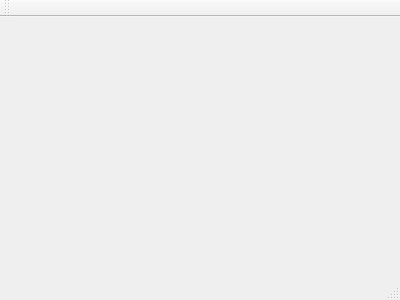
First picture: the form in mainwindow.ui, repository AntonHorbach/files_transmitter, before the edit.
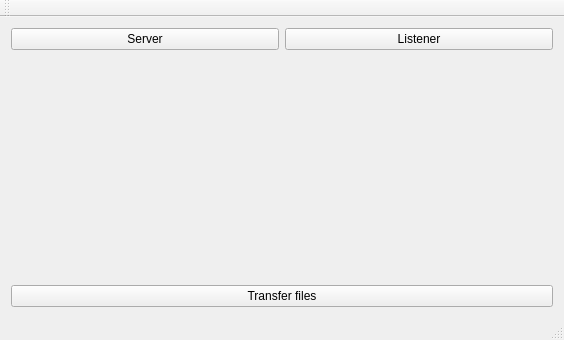
Second picture: the form after the edit.

```diff
--- a/mainwindow.ui
+++ b/mainwindow.ui
@@ -1,24 +1,70 @@
 <ui version="4.0">
  <class>MainWindow</class>
- <widget class="QMainWindow" name="MainWindow" >
-  <property name="geometry" >
+ <widget class="QMainWindow" name="MainWindow">
+  <property name="geometry">
    <rect>
     <x>0</x>
     <y>0</y>
-    <width>400</width>
-    <height>300</height>
+    <width>564</width>
+    <height>340</height>
    </rect>
   </property>
   <property name="windowTitle" >
    <string>MainWindow</string>
   </property>
-  <widget class="QMenuBar" name="menuBar" />
-  <widget class="QToolBar" name="mainToolBar" />
-  <widget class="QWidget" name="centralWidget" />
-  <widget class="QStatusBar" name="statusBar" />
+  <widget class="QWidget" name="centralWidget">
+   <layout class="QGridLayout" name="gridLayout">
+    <item row="0" column="1">
+     <widget class="QPushButton" name="listener_button">
+      <property name="text">
+       <string>Listener</string>
+      </property>
+     </widget>
+    </item>
+    <item row="0" column="0">
+     <widget class="QPushButton" name="server_button">
+      <property name="text">
+       <string>Server</string>
+      </property>
+     </widget>
+    </item>
+    <item row="2" column="0" colspan="2">
+     <widget class="QPushButton" name="transfer_button">
+      <property name="text">
+       <string>Transfer files</string>
+      </property>
+     </widget>
+    </item>
+    <item row="1" column="0" colspan="2">
+     <widget class="QLabel" name="label">
+      <property name="text">
+       <string/>
+      </property>
+     </widget>
+    </item>
+   </layout>
+  </widget>
+  <widget class="QMenuBar" name="menuBar">
+   <property name="geometry">
+    <rect>
+     <x>0</x>
+     <y>0</y>
+     <width>564</width>
+     <height>20</height>
+    </rect>
+   </property>
+  </widget>
+  <widget class="QToolBar" name="mainToolBar">
+   <attribute name="toolBarArea">
+    <enum>TopToolBarArea</enum>
+   </attribute>
+   <attribute name="toolBarBreak">
+    <bool>false</bool>
+   </attribute>
+  </widget>
+  <widget class="QStatusBar" name="statusBar"/>
  </widget>
- <layoutDefault spacing="6" margin="11" />
- <pixmapfunction></pixmapfunction>
+ <layoutdefault spacing="6" margin="11"/>
  <resources/>
  <connections/>
 </ui>
```
Left out of the diff: 3 changed lines with no effect on the pictures.
